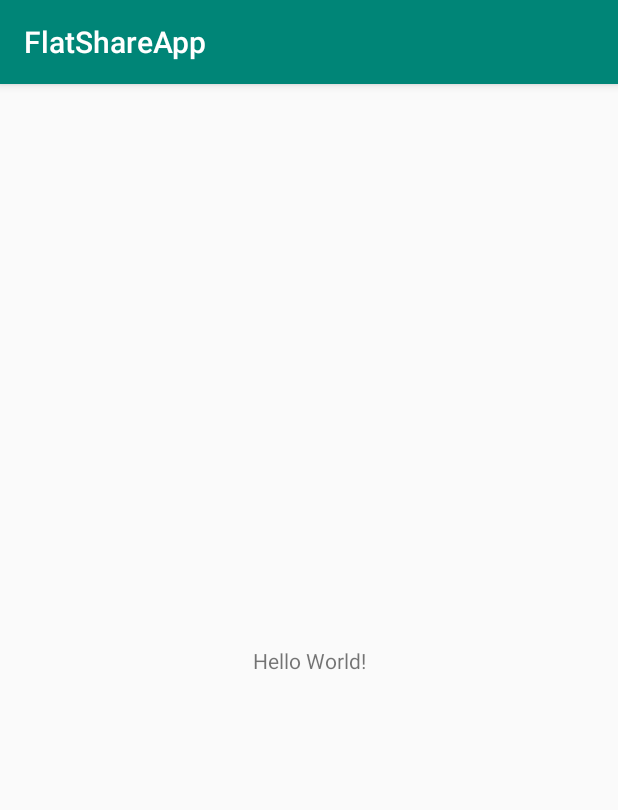
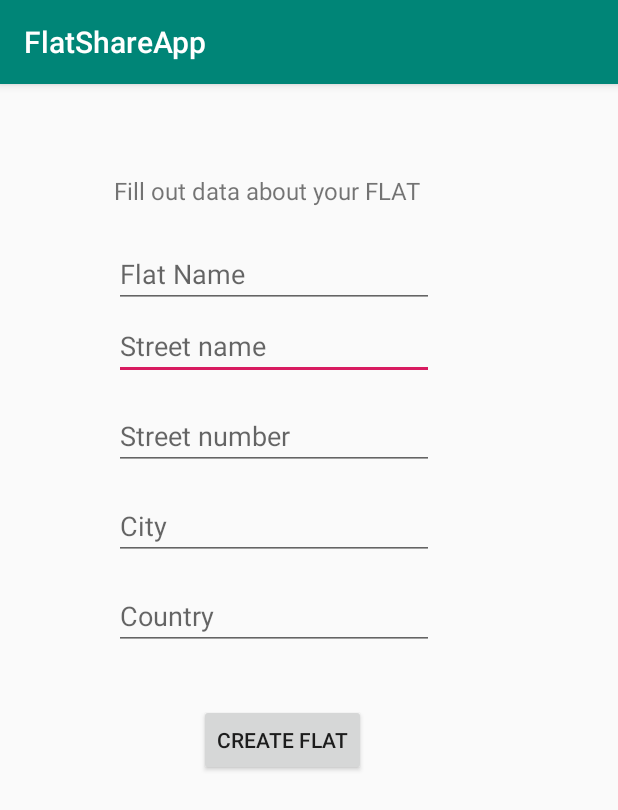
Before and after one commit to sw20-tug/MA-Afternoon-1, an Android app: the screen it shows after launch (MainActivity before the commit, CreateFlatFormActivity after it), on a phone screen of 412 x 824 dp. Shown: the top 810 px of the screen. Run offline under Robolectric (Android 15) with nearby library versions, the phone set to English and light mode, and no system bars.

Commit message:
FLAT-1 create flat form and data bind [aoc,rm]

```diff
--- a/app/build.gradle
+++ b/app/build.gradle
@@ -25,4 +25,6 @@ dependencies {
     testImplementation 'junit:junit:4.12'
     androidTestImplementation 'androidx.test:runner:1.1.1'
     androidTestImplementation 'androidx.test.espresso:espresso-core:3.1.1'
+    androidTestImplementation 'androidx.test.ext:junit:1.1.1'
+    implementation 'com.google.android.material:material:1.0.0'
 }
--- a/app/src/main/AndroidManifest.xml
+++ b/app/src/main/AndroidManifest.xml
@@ -9,7 +9,7 @@
         android:roundIcon="@mipmap/ic_launcher_round"
         android:supportsRtl="true"
         android:theme="@style/AppTheme">
-        <activity android:name=".MainActivity">
+        <activity android:name=".CreateFlatFormActivity">
             <intent-filter>
                 <action android:name="android.intent.action.MAIN" />
 
--- /dev/null
+++ b/app/src/main/java/com/tugraz/flatshareapp/CreateFlatFormActivity.java
@@ -0,0 +1,41 @@
+package com.tugraz.flatshareapp;
+
+import android.os.Bundle;
+import android.widget.Button;
+import android.widget.EditText;
+import android.view.View;
+import androidx.appcompat.app.AppCompatActivity;
+
+
+public class CreateFlatFormActivity extends AppCompatActivity {
+
+    EditText editFlatName, editStreetName, editStreetNumber, editCity, editCountry;
+    Button buttonCreateFlat;
+
+    @Override
+    protected void onCreate(Bundle savedInstanceState) {
+        super.onCreate(savedInstanceState);
+        setContentView(R.layout.activity_create_flat_form);
+
+        editFlatName  = (EditText) findViewById(R.id.editFlatName);
+        editStreetName = (EditText) findViewById(R.id.editStreetName);
+        editStreetNumber = (EditText) findViewById(R.id.editStreetNumber);
+        editCity = (EditText) findViewById(R.id.editCity);
+        editCountry = (EditText) findViewById(R.id.editCountry);
+        buttonCreateFlat = (Button) findViewById(R.id.buttonCreateFlat);
+
+
+
+        buttonCreateFlat.setOnClickListener(new View.OnClickListener() {
+
+            @Override
+            public void onClick(View v) {
+
+                String flatName = editFlatName.getText().toString();
+                String streetName = editStreetName.getText().toString();
+            }
+        });
+        }
+
+
+    }
--- /dev/null
+++ b/app/src/main/res/layout/activity_create_flat_form.xml
@@ -0,0 +1,101 @@
+<?xml version="1.0" encoding="utf-8"?>
+<androidx.constraintlayout.widget.ConstraintLayout xmlns:android="http://schemas.android.com/apk/res/android"
+    xmlns:app="http://schemas.android.com/apk/res-auto"
+    xmlns:tools="http://schemas.android.com/tools"
+    android:layout_width="match_parent"
+    android:layout_height="match_parent"
+    tools:context=".CreateFlatFormActivity"
+    android:layout_gravity="center">
+
+    <EditText
+        android:id="@+id/editStreetName"
+        android:layout_width="wrap_content"
+        android:layout_height="wrap_content"
+
+        android:layout_marginStart="76dp"
+        android:layout_marginLeft="76dp"
+        android:layout_marginTop="152dp"
+        android:ems="10"
+        android:hint="@string/street_name"
+        android:inputType="textPostalAddress"
+        app:layout_constraintStart_toStartOf="parent"
+        app:layout_constraintTop_toTopOf="parent" />
+
+    <EditText
+        android:id="@+id/editCountry"
+        android:layout_width="wrap_content"
+        android:layout_height="wrap_content"
+        android:layout_marginStart="76dp"
+        android:layout_marginLeft="76dp"
+        android:layout_marginTop="332dp"
+        android:ems="10"
+        android:hint="Country"
+        android:inputType="textPostalAddress"
+        app:layout_constraintStart_toStartOf="parent"
+        app:layout_constraintTop_toTopOf="parent" />
+
+    <EditText
+        android:id="@+id/editFlatName"
+        android:layout_width="wrap_content"
+        android:layout_height="wrap_content"
+        android:layout_marginStart="76dp"
+        android:layout_marginLeft="76dp"
+        android:layout_marginTop="104dp"
+        android:ems="10"
+        android:hint="Flat Name"
+        android:inputType="textPostalAddress"
+        app:layout_constraintStart_toStartOf="parent"
+        app:layout_constraintTop_toTopOf="parent" />
+
+    <EditText
+        android:id="@+id/editCity"
+        android:layout_width="wrap_content"
+        android:layout_height="wrap_content"
+        android:layout_marginStart="76dp"
+        android:layout_marginLeft="76dp"
+        android:layout_marginTop="272dp"
+        android:ems="10"
+        android:hint="City"
+        android:inputType="textPostalAddress"
+        app:layout_constraintStart_toStartOf="parent"
+        app:layout_constraintTop_toTopOf="parent" />
+
+    <TextView
+        android:id="@+id/fillOutData"
+        android:layout_width="wrap_content"
+        android:layout_height="wrap_content"
+        android:layout_marginStart="76dp"
+        android:layout_marginLeft="76dp"
+        android:layout_marginTop="60dp"
+        android:text="@string/fill_out_data_about_your_flat"
+        android:textSize="16dp"
+        app:layout_constraintStart_toStartOf="parent"
+        app:layout_constraintTop_toTopOf="parent" />
+
+    <EditText
+        android:id="@+id/editStreetNumber"
+        android:layout_width="wrap_content"
+        android:layout_height="wrap_content"
+        android:layout_marginStart="76dp"
+        android:layout_marginLeft="76dp"
+        android:layout_marginTop="212dp"
+        android:ems="10"
+        android:hint="Street number"
+        android:inputType="textPostalAddress"
+        app:layout_constraintStart_toStartOf="parent"
+        app:layout_constraintTop_toTopOf="parent" />
+
+
+    <Button
+        android:id="@+id/buttonCreateFlat"
+        android:layout_width="wrap_content"
+        android:layout_height="wrap_content"
+        android:layout_marginTop="36dp"
+        android:layout_marginEnd="168dp"
+        android:layout_marginRight="168dp"
+        android:text="Create Flat"
+        app:layout_constraintEnd_toEndOf="parent"
+        app:layout_constraintTop_toBottomOf="@+id/editCountry" />
+
+
+</androidx.constraintlayout.widget.ConstraintLayout>
--- a/app/src/main/res/layout/activity_main.xml
+++ b/app/src/main/res/layout/activity_main.xml
@@ -7,6 +7,7 @@
     tools:context=".MainActivity">
 
     <TextView
+        android:id="@+id/textView"
         android:layout_width="wrap_content"
         android:layout_height="wrap_content"
         android:text="Hello World!"
--- a/app/src/main/res/values/strings.xml
+++ b/app/src/main/res/values/strings.xml
@@ -1,3 +1,5 @@
 <resources>
     <string name="app_name">FlatShareApp</string>
+    <string name="street_name">Street name</string>
+    <string name="fill_out_data_about_your_flat">Fill out data about your FLAT</string>
 </resources>
```
